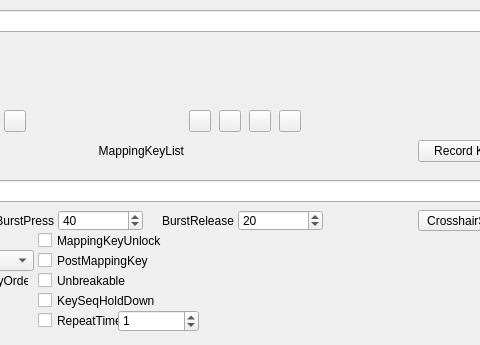
Before: the Qt Designer form QKeyMapper/qitemsetupdialog.ui in Zalafina/QKeyMapper, drawn with Qt 5; both pictures show x 192 to 672 and y 0 to 345 of the 820 by 345 pixel window.
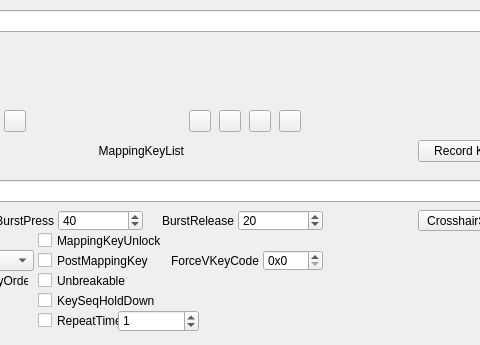
After: the same form once the commit is applied.

```diff
--- a/QKeyMapper/qitemsetupdialog.ui
+++ b/QKeyMapper/qitemsetupdialog.ui
@@ -790,6 +790,44 @@
     <bool>false</bool>
    </property>
   </widget>
+  <widget class="QSpinBox" name="forceVKeyCodeSpinBox">
+   <property name="geometry">
+    <rect>
+     <x>455</x>
+     <y>250</y>
+     <width>60</width>
+     <height>21</height>
+    </rect>
+   </property>
+   <property name="focusPolicy">
+    <enum>Qt::FocusPolicy::ClickFocus</enum>
+   </property>
+   <property name="prefix">
+    <string>0x</string>
+   </property>
+   <property name="maximum">
+    <number>255</number>
+   </property>
+   <property name="displayIntegerBase">
+    <number>16</number>
+   </property>
+  </widget>
+  <widget class="QLabel" name="forceVKeyCodeLabel">
+   <property name="geometry">
+    <rect>
+     <x>350</x>
+     <y>250</y>
+     <width>101</width>
+     <height>21</height>
+    </rect>
+   </property>
+   <property name="text">
+    <string>ForceVKeyCode</string>
+   </property>
+   <property name="alignment">
+    <set>Qt::AlignmentFlag::AlignRight|Qt::AlignmentFlag::AlignTrailing|Qt::AlignmentFlag::AlignVCenter</set>
+   </property>
+  </widget>
  </widget>
  <resources/>
  <connections/>
```
